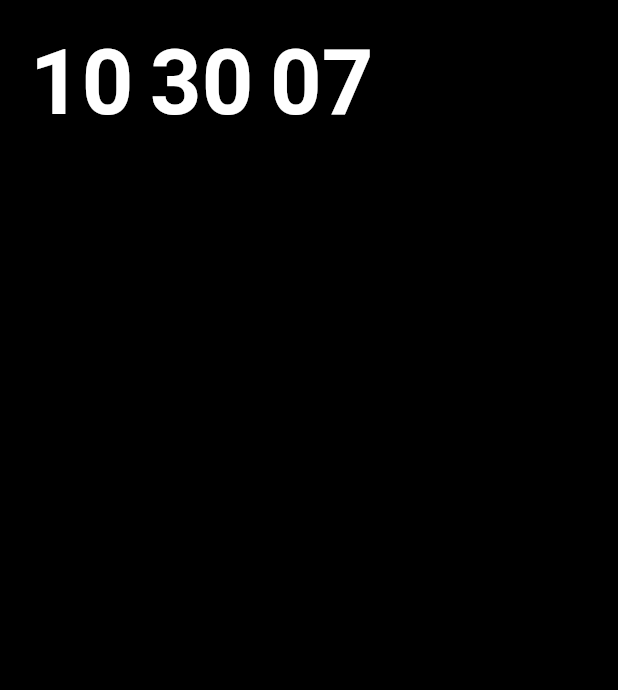
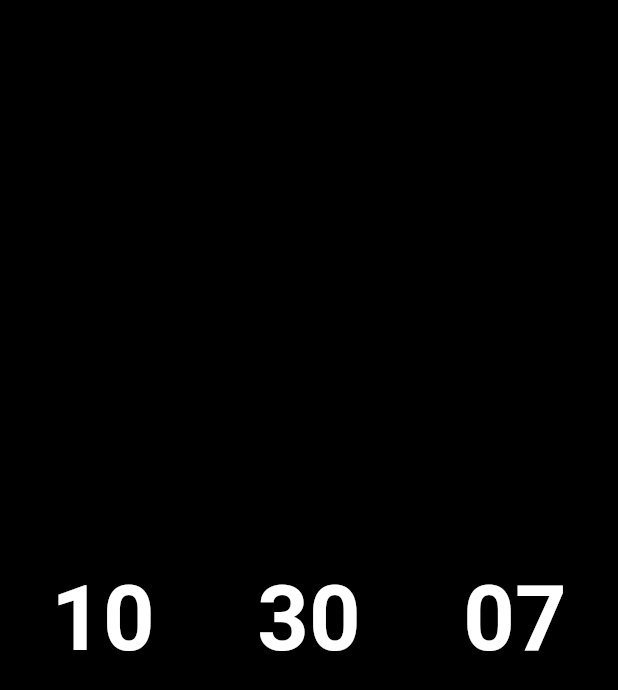
Before and after one commit to riskers/timing, a Flutter app: the screen it shows after launch, on a phone screen of 412 x 824 dp. Shown: the top 690 px of the screen. Run offline on Flutter 3.47's test engine with Material 2 defaults, Android fonts, the phone set to English and light mode, and no system bars.

Commit message:
row layout

```diff
--- a/lib/src/app.dart
+++ b/lib/src/app.dart
@@ -43,25 +43,16 @@ class _AppState extends State<App> {
   @override
   Widget build(BuildContext context) {
     return SafeArea(
-      child: Stack(
-        children: <Widget>[
-          Positioned(
-            top: 20,
-            left: 20,
-            child: ShowText(now.hour),
-          ),
-          Positioned(
-            top: 20,
-            left: 100,
-            child: ShowText(now.minute),
-          ),
-          Positioned(
-            top: 20,
-            left: 180,
-            child: ShowText(now.second),
-          ),
-          // ShowText(now.second),
-        ],
+      child: Center(
+        child: Row(
+          mainAxisAlignment: MainAxisAlignment.spaceAround,
+          crossAxisAlignment: CrossAxisAlignment.center,
+          children: <Widget>[
+            ShowText(now.hour),
+            ShowText(now.minute),
+            ShowText(now.second),
+          ],
+        ),
       ),
     );
   }
```
